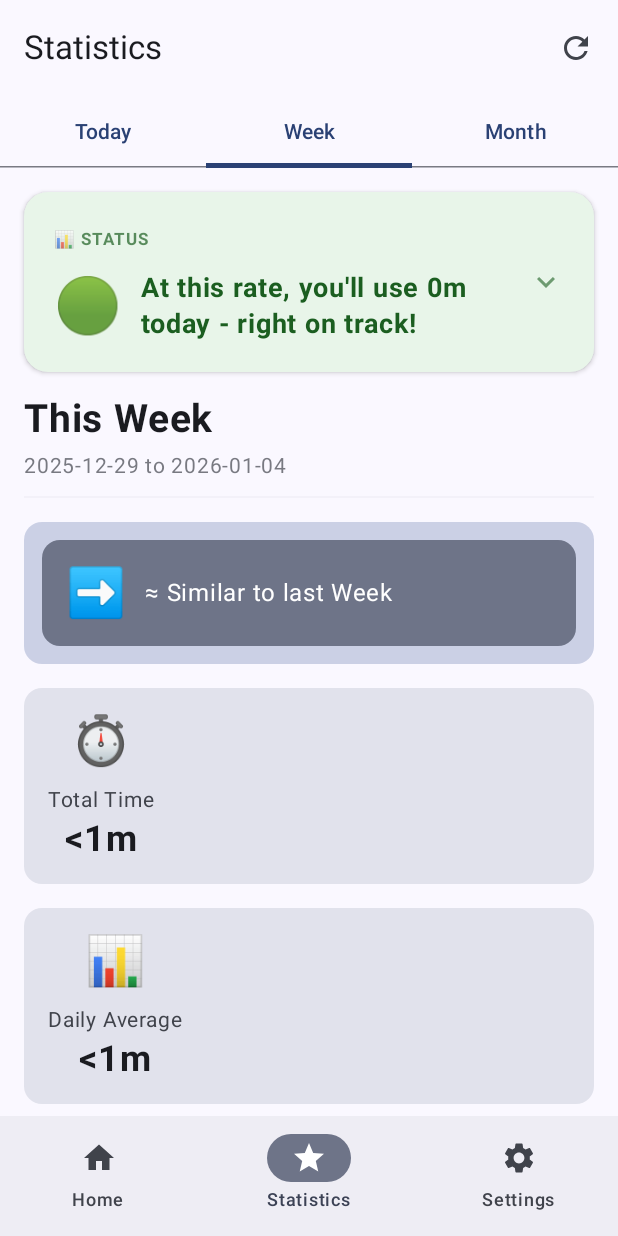
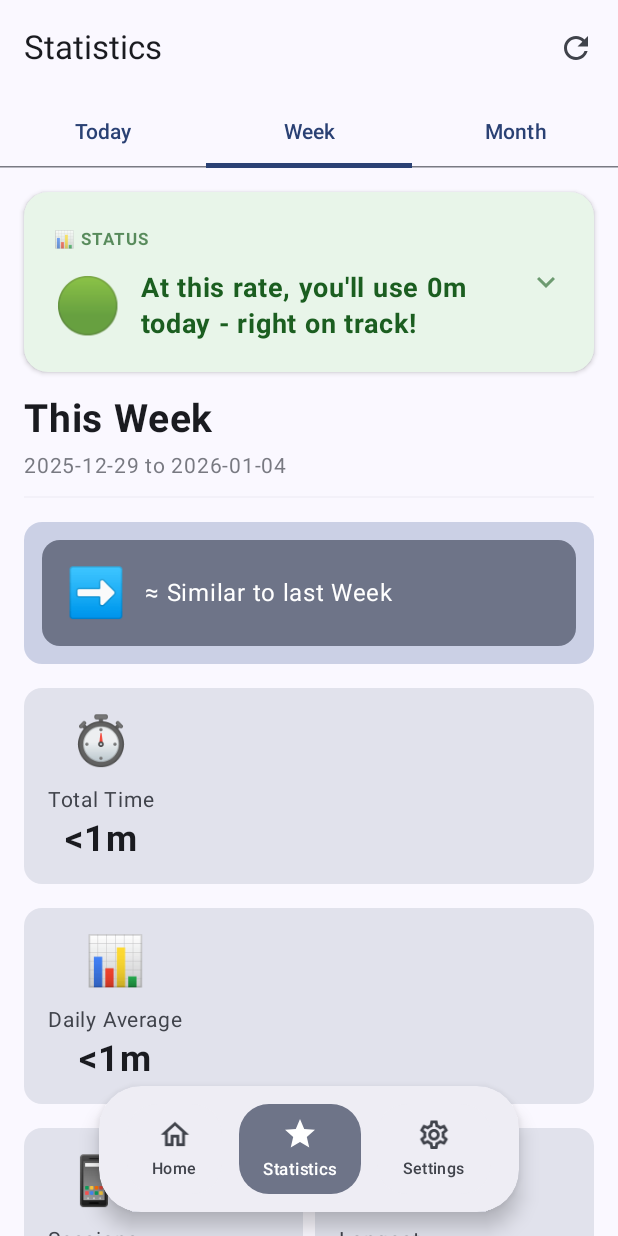
Before and after one commit to Fa-d/ThinkFast, an Android app built with Jetpack Compose: the statistics screen opened through its navigation route, on a phone screen of 412 x 824 dp. Run offline under Robolectric (Android 15) with nearby library versions, the phone set to English and light mode, and no system bars; our stand-ins replace Room's generated code.

Commit message:
feat: Modernize bottom navigation bar
This commit replaces the standard Material 3 `NavigationBar` with a new `EnhancedNavigationBar` that implements a modern, floating design aesthetic.

Key changes:
- Introduced a floating, pill-shaped navigation bar with a shadow effect.
- Implemented `BottomNavItem` data class to support distinct icons for selected and unselected states (filled vs. outlined).
- Added smooth animations for color transitions, scaling, and tap feedback.
- Integrated haptic feedback on item selection for improved tactile response.
- Created `CustomNavigationBarItem` to encapsulate the new item design, which includes a background that covers both the icon and the label.

```diff
--- a/app/src/main/java/dev/sadakat/thinkfast/MainActivity.kt
+++ b/app/src/main/java/dev/sadakat/thinkfast/MainActivity.kt
@@ -1,25 +1,54 @@
 package dev.sadakat.thinkfast
 
+import android.os.Build
 import android.os.Bundle
+import android.view.HapticFeedbackConstants
 import androidx.activity.ComponentActivity
 import androidx.activity.compose.setContent
 import androidx.activity.enableEdgeToEdge
+import androidx.compose.animation.animateColorAsState
+import androidx.compose.animation.core.animateFloatAsState
+import androidx.compose.animation.core.spring
+import androidx.compose.animation.core.tween
+import androidx.compose.foundation.background
+import androidx.compose.foundation.clickable
+import androidx.compose.foundation.interaction.MutableInteractionSource
+import androidx.compose.foundation.layout.Arrangement
+import androidx.compose.foundation.layout.Box
+import androidx.compose.foundation.layout.Column
+import androidx.compose.foundation.layout.Row
+import androidx.compose.foundation.layout.Spacer
+import androidx.compose.foundation.layout.WindowInsets
 import androidx.compose.foundation.layout.fillMaxSize
+import androidx.compose.foundation.layout.fillMaxWidth
+import androidx.compose.foundation.layout.height
 import androidx.compose.foundation.layout.padding
+import androidx.compose.foundation.layout.size
+import androidx.compose.foundation.layout.width
+import androidx.compose.foundation.shape.RoundedCornerShape
+import androidx.compose.ui.Alignment
+import androidx.compose.ui.draw.clip
+import androidx.compose.ui.draw.shadow
 import androidx.compose.material.icons.Icons
 import androidx.compose.material.icons.filled.Home
 import androidx.compose.material.icons.filled.Settings
 import androidx.compose.material.icons.filled.Star
+import androidx.compose.material.icons.outlined.Home
+import androidx.compose.material.icons.outlined.Settings
+import androidx.compose.material.icons.outlined.Star
 import androidx.compose.material3.Icon
-import androidx.compose.material3.NavigationBar
-import androidx.compose.material3.NavigationBarItem
+import androidx.compose.material3.MaterialTheme
 import androidx.compose.material3.Scaffold
 import androidx.compose.material3.Text
 import androidx.compose.runtime.Composable
 import androidx.compose.runtime.getValue
+import androidx.compose.runtime.remember
 import androidx.compose.ui.Modifier
+import androidx.compose.ui.draw.scale
 import androidx.compose.ui.graphics.vector.ImageVector
 import androidx.compose.ui.platform.LocalContext
+import androidx.compose.ui.platform.LocalView
+import androidx.compose.ui.unit.dp
 import androidx.navigation.NavDestination.Companion.hierarchy
 import androidx.navigation.NavGraph.Companion.findStartDestination
 import androidx.navigation.compose.currentBackStackEntryAsState
@@ -30,6 +59,18 @@ import dev.sadakat.thinkfast.ui.theme.ThinkFastTheme
 import dev.sadakat.thinkfast.ui.theme.ThinkFastThemeWithMode
 import dev.sadakat.thinkfast.util.PermissionHelper
 import dev.sadakat.thinkfast.util.ThemePreferences
+
+/**
+ * Data class for bottom navigation items
+ * 2025 UX Enhancement: Supports outlined/filled icon states
+ */
+data class BottomNavItem(
+    val route: String,
+    val label: String,
+    val iconSelected: ImageVector,
+    val iconUnselected: ImageVector,
+    val contentDescription: String
+)
 
 /**
  * Main activity for ThinkFast app
@@ -93,48 +134,98 @@ fun MainScreen() {
         modifier = Modifier.fillMaxSize(),
         bottomBar = {
             if (showBottomBar) {
-                NavigationBar {
-                    val currentDestination = navBackStackEntry?.destination
-
-                    // Home
-                    NavigationBarItem(
-                        icon = { Icon(Icons.Filled.Home, contentDescription = "Home") },
-                        label = { Text("Home") },
-                        selected = currentDestination?.hierarchy?.any { it.route == Screen.Home.route } == true,
-                        onClick = {
-                            navController.navigate(Screen.Home.route) {
-                                popUpTo(navController.graph.findStartDestination().id) {
-                                    saveState = true
-                                }
-                                launchSingleTop = true
-                                restoreState = true
+                EnhancedNavigationBar(
+                    navController = navController,
+                    currentDestination = navBackStackEntry?.destination
+                )
             }
         }
+    ) { innerPadding ->
+        NavGraph(
+            navController = navController,
+            startDestination = startDestination,
+            contentPadding = innerPadding
+        )
+    }
+}
+
+/**
+ * Enhanced bottom navigation bar with 2025 UX best practices
+ * Features:
+ * - Floating design with rounded corners
+ * - Outlined/filled icon states (Material 3 Expressive)
+ * - Smooth animations and transitions
+ * - Haptic feedback on selection
+ * - Scale animation on tap
+ * - Centered items with compact spacing
+ */
+@Composable
+fun EnhancedNavigationBar(
+    navController: androidx.navigation.NavController,
+    currentDestination: androidx.navigation.NavDestination?
+) {
+    val view = LocalView.current
+
+    // Define navigation items with outlined/filled variants
+    val navigationItems = listOf(
+        BottomNavItem(
+            route = Screen.Home.route,
+            label = "Home",
+            iconSelected = Icons.Filled.Home,
+            iconUnselected = Icons.Outlined.Home,
+            contentDescription = "Home"
+        ),
+        BottomNavItem(
+            route = Screen.Statistics.route,
+            label = "Statistics",
+            iconSelected = Icons.Filled.Star,
+            iconUnselected = Icons.Outlined.Star,
+            contentDescription = "Statistics"
+        ),
+        BottomNavItem(
+            route = Screen.Settings.route,
+            label = "Settings",
+            iconSelected = Icons.Filled.Settings,
+            iconUnselected = Icons.Outlined.Settings,
+            contentDescription = "Settings"
+        )
     )
 
-                    // Statistics
-                    NavigationBarItem(
-                        icon = { Icon(Icons.Filled.Star, contentDescription = "Statistics") },
-                        label = { Text("Statistics") },
-                        selected = currentDestination?.hierarchy?.any { it.route == Screen.Statistics.route } == true,
+    // Floating container with centered navigation bar
+    Row(
+        modifier = Modifier
+            .fillMaxWidth()
+            .padding(horizontal = 20.dp, vertical = 16.dp),
+        horizontalArrangement = Arrangement.Center
+    ) {
+        Row(
+            modifier = Modifier
+                .width(280.dp)
+                .shadow(8.dp, RoundedCornerShape(28.dp))
+                .clip(RoundedCornerShape(28.dp))
+                .background(MaterialTheme.colorScheme.surfaceContainer)
+                .padding(horizontal = 8.dp, vertical = 12.dp),
+            horizontalArrangement = Arrangement.SpaceEvenly,
+            verticalAlignment = Alignment.CenterVertically
+        ) {
+            navigationItems.forEach { item ->
+                val isSelected = currentDestination?.hierarchy?.any {
+                    it.route == item.route
+                } == true
+
+                CustomNavigationBarItem(
+                    icon = if (isSelected) item.iconSelected else item.iconUnselected,
+                    label = item.label,
+                    selected = isSelected,
                     onClick = {
-                            navController.navigate(Screen.Statistics.route) {
-                                popUpTo(navController.graph.findStartDestination().id) {
-                                    saveState = true
+                        // Haptic feedback on selection
+                        if (Build.VERSION.SDK_INT >= Build.VERSION_CODES.R) {
+                            view.performHapticFeedback(HapticFeedbackConstants.CONTEXT_CLICK)
+                        } else {
+                            view.performHapticFeedback(HapticFeedbackConstants.VIRTUAL_KEY)
                         }
-                                launchSingleTop = true
-                                restoreState = true
-                            }
-                        }
-                    )
 
-                    // Settings
-                    NavigationBarItem(
-                        icon = { Icon(Icons.Filled.Settings, contentDescription = "Settings") },
-                        label = { Text("Settings") },
-                        selected = currentDestination?.hierarchy?.any { it.route == Screen.Settings.route } == true,
-                        onClick = {
-                            navController.navigate(Screen.Settings.route) {
+                        navController.navigate(item.route) {
                             popUpTo(navController.graph.findStartDestination().id) {
                                 saveState = true
                             }
@@ -146,11 +237,80 @@ fun MainScreen() {
             }
         }
     }
-    ) { innerPadding ->
-        NavGraph(
-            navController = navController,
-            startDestination = startDestination,
-            contentPadding = innerPadding
+}
+
+/**
+ * Custom navigation bar item with background covering both icon and label
+ * Maintains proper radius ratio: Container (28dp) -> Item (20dp)
+ */
+@Composable
+fun CustomNavigationBarItem(
+    icon: ImageVector,
+    label: String,
+    selected: Boolean,
+    onClick: () -> Unit
+) {
+    // Animated scale for tap feedback
+    val scale by animateFloatAsState(
+        targetValue = if (selected) 1.0f else 0.95f,
+        animationSpec = spring(
+            dampingRatio = 0.7f,
+            stiffness = 300f
+        ),
+        label = "item_scale"
+    )
+
+    // Animated background color
+    val backgroundColor by animateColorAsState(
+        targetValue = if (selected) {
+            MaterialTheme.colorScheme.secondaryContainer
+        } else {
+            MaterialTheme.colorScheme.surfaceContainer
+        },
+        animationSpec = tween(300),
+        label = "background_color"
+    )
+
+    // Animated content color
+    val contentColor by animateColorAsState(
+        targetValue = if (selected) {
+            MaterialTheme.colorScheme.onSecondaryContainer
+        } else {
+            MaterialTheme.colorScheme.onSurfaceVariant
+        },
+        animationSpec = tween(300),
+        label = "content_color"
+    )
+
+    Box(
+        modifier = Modifier
+            .clip(RoundedCornerShape(20.dp))
+            .background(backgroundColor)
+            .clickable(
+                onClick = onClick,
+                interactionSource = remember { MutableInteractionSource() },
+                indication = null
+            )
+            .padding(horizontal = 16.dp, vertical = 8.dp)
+            .scale(scale),
+        contentAlignment = Alignment.Center
+    ) {
+        Column(
+            horizontalAlignment = Alignment.CenterHorizontally,
+            verticalArrangement = Arrangement.Center
+        ) {
+            Icon(
+                imageVector = icon,
+                contentDescription = label,
+                tint = contentColor,
+                modifier = Modifier.size(24.dp)
+            )
+            Spacer(modifier = Modifier.height(4.dp))
+            Text(
+                text = label,
+                style = MaterialTheme.typography.labelSmall,
+                color = contentColor
             )
         }
     }
+}
```
Lines whose indentation alone changed are shown as unchanged.
